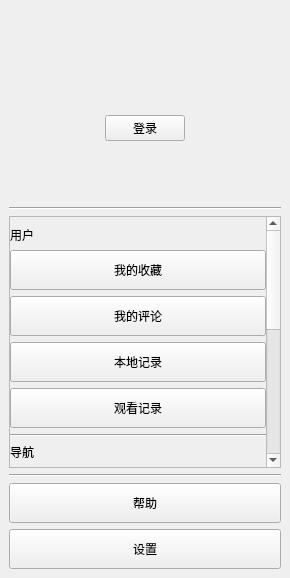
Qt form ui/component/ui_navigation.ui (tonquer/JMComic-qt) before a commit.
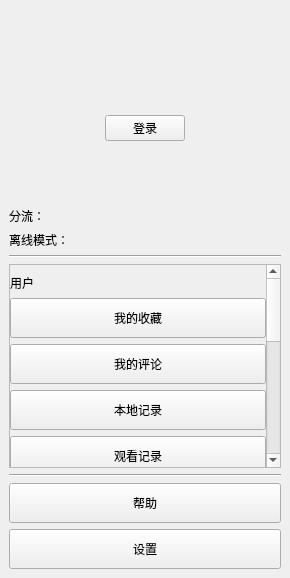
The same form after that commit. Icons and pictures are not drawn. Custom widgets are drawn as their Qt base class.

Patch:
```diff
--- a/ui/component/ui_navigation.ui
+++ b/ui/component/ui_navigation.ui
@@ -114,6 +114,38 @@
         </item>
        </layout>
       </item>
+      <item>
+       <layout class="QHBoxLayout" name="horizontalLayout_3">
+        <item>
+         <widget class="QLabel" name="label_4">
+          <property name="text">
+           <string>分流：</string>
+          </property>
+         </widget>
+        </item>
+        <item>
+         <widget class="QLabel" name="proxyName">
+          <property name="text">
+           <string/>
+          </property>
+         </widget>
+        </item>
+       </layout>
+      </item>
+      <item>
+       <layout class="QHBoxLayout" name="horizontalLayout_4">
+        <item>
+         <widget class="QLabel" name="label_5">
+          <property name="text">
+           <string>离线模式：</string>
+          </property>
+         </widget>
+        </item>
+        <item>
+         <widget class="SwitchButton" name="offlineButton" native="true"/>
+        </item>
+       </layout>
+      </item>
       <item>
        <widget class="Line" name="line_4">
         <property name="orientation">
@@ -752,6 +784,12 @@
    <extends>QLabel</extends>
    <header location="global">component.label.head_label.h</header>
   </customwidget>
+  <customwidget>
+   <class>SwitchButton</class>
+   <extends>QWidget</extends>
+   <header>component.button.switch_button.h</header>
+   <container>1</container>
+  </customwidget>
  </customwidgets>
  <resources>
   <include location="../../res/images.qrc"/>
```
